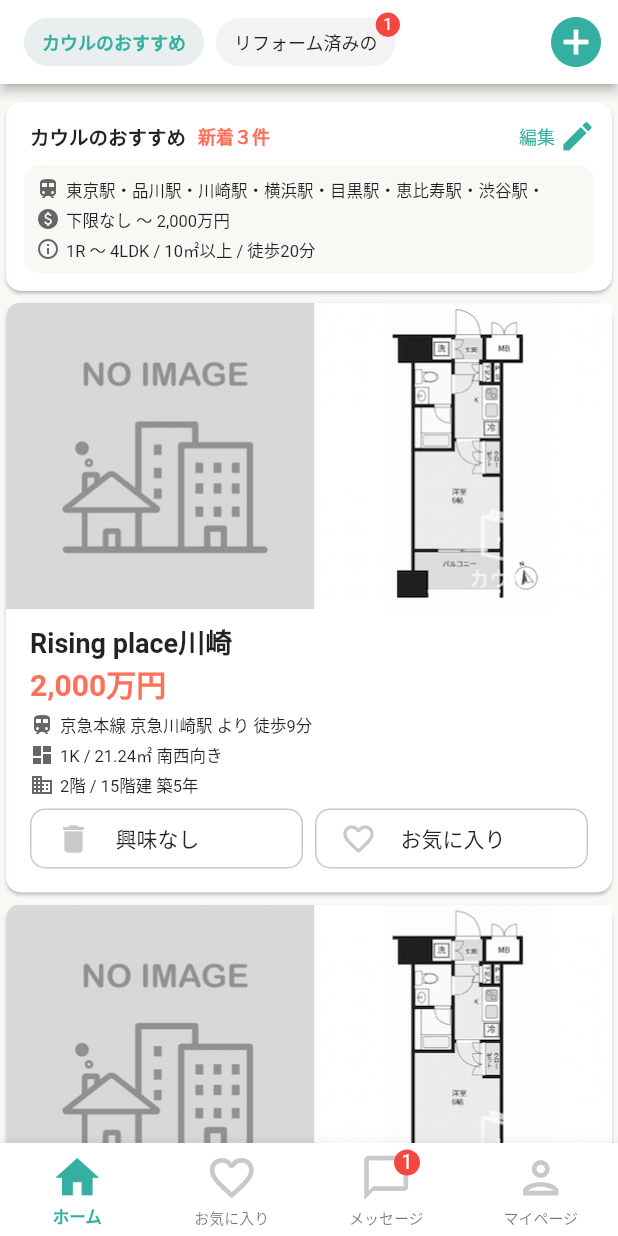
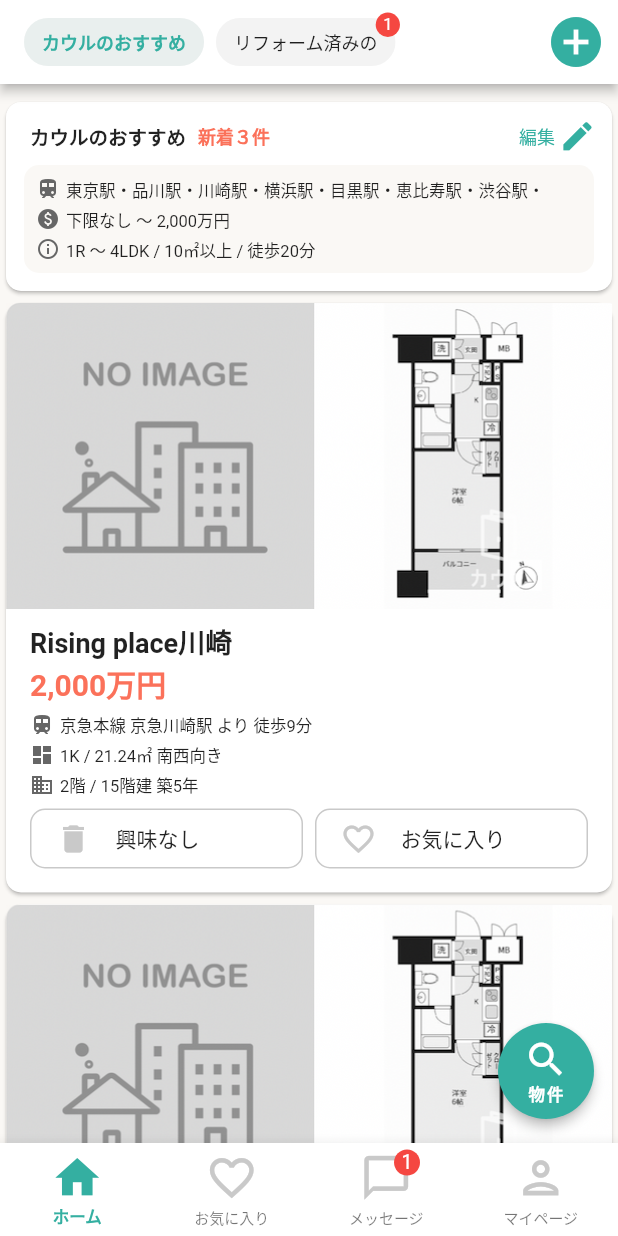
Before and after one commit to kitashiom/flutter_tutorial, a Flutter app: the ResidenceScreen screen opened directly, on a phone screen of 412 x 824 dp. Run offline on Flutter 3.47's test engine with Material 2 defaults, Android fonts, the phone set to English and light mode, and no system bars; drawn by our look-alikes of badges.

Commit message:
FloatingActionButtonの実装完了しました。

```diff
--- a/lib/residence/residence_screen.dart
+++ b/lib/residence/residence_screen.dart
@@ -26,6 +26,7 @@ class ResidenceScreen extends StatelessWidget {
     return Scaffold(
       appBar: _buildAppBar(),
       body: _buildBody(context),
+      floatingActionButton: _buildFloatingActionButton(),
       bottomNavigationBar: _buildBottomNavigationBar(),
     );
   }
@@ -274,6 +275,25 @@ class ResidenceScreen extends StatelessWidget {
     );
   }
 
+  Widget _buildFloatingActionButton() {
+    return SizedBox(
+      height: 64,
+      width: 64,
+      child: FloatingActionButton.extended(
+        backgroundColor: pointColorGreen,
+        elevation: 3,
+        onPressed: () {},
+        label: Column(
+          children: const [
+            Icon(Icons.search,size: 30,),
+            Text('物件',
+            style: TextStyle(fontSize: 11,fontWeight: FontWeight.bold),),
+          ],
+        ),
+      ),
+    );
+  }
+
   BottomNavigationBar _buildBottomNavigationBar() {
     return BottomNavigationBar(
       items: <BottomNavigationBarItem>[
```
